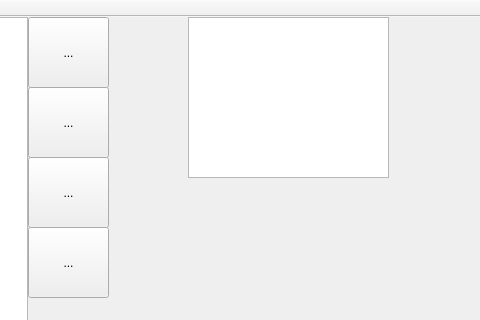
Qt form SpriteEditor/mainwindow.ui (mahowa/Nerdz) before a commit; both pictures show x 709 to 1189 and y 0 to 320 of the 1189 by 785 pixel window.
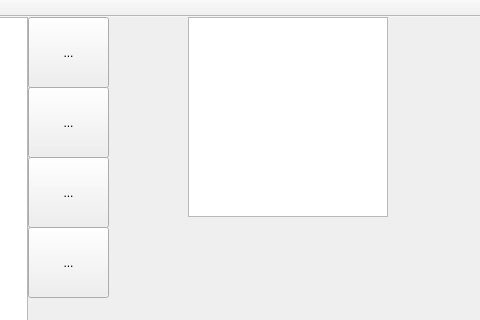
The same form after that commit. Icons and pictures are not drawn.

Diff of the .ui file:
```diff
--- a/SpriteEditor/mainwindow.ui
+++ b/SpriteEditor/mainwindow.ui
@@ -130,10 +130,19 @@
      <rect>
       <x>800</x>
       <y>0</y>
-      <width>201</width>
-      <height>161</height>
+      <width>200</width>
+      <height>200</height>
      </rect>
     </property>
+    <property name="frameShape">
+     <enum>QFrame::StyledPanel</enum>
+    </property>
+    <property name="verticalScrollBarPolicy">
+     <enum>Qt::ScrollBarAlwaysOff</enum>
+    </property>
+    <property name="horizontalScrollBarPolicy">
+     <enum>Qt::ScrollBarAlwaysOff</enum>
+    </property>
    </widget>
    <widget class="QPushButton" name="newScene">
     <property name="geometry">
```
Left out of the diff: 12 changed lines with no effect on the pictures.
